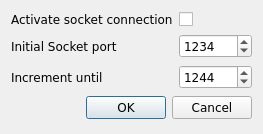
Above: branches/sayonara-885/src/GUI/SocketConfiguration/GUI_SocketSetup.ui from shahid334/sayonara-player before the change. Below: the same form after it.
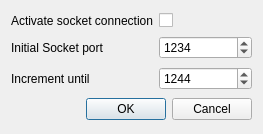
That is the form after the change.

The edit to the form file:
```diff
--- a/branches/sayonara-885/src/GUI/SocketConfiguration/GUI_SocketSetup.ui
+++ b/branches/sayonara-885/src/GUI/SocketConfiguration/GUI_SocketSetup.ui
@@ -16,11 +16,6 @@
   <layout class="QGridLayout" name="gridLayout">
    <item row="0" column="0">
     <widget class="QLabel" name="label_2">
-     <property name="font">
-      <font>
-       <family>DejaVu Sans</family>
-      </font>
-     </property>
      <property name="text">
       <string>Activate socket connection</string>
      </property>
@@ -28,11 +23,6 @@
    </item>
    <item row="3" column="0" colspan="2">
     <widget class="QDialogButtonBox" name="buttonBox">
-     <property name="font">
-      <font>
-       <family>DejaVu Sans</family>
-      </font>
-     </property>
      <property name="focusPolicy">
       <enum>Qt::NoFocus</enum>
      </property>
@@ -46,11 +36,6 @@
    </item>
    <item row="0" column="1">
     <widget class="QCheckBox" name="cb_activate">
-     <property name="font">
-      <font>
-       <family>DejaVu Sans</family>
-      </font>
-     </property>
      <property name="layoutDirection">
       <enum>Qt::LeftToRight</enum>
      </property>
@@ -61,11 +46,6 @@
    </item>
    <item row="1" column="0">
     <widget class="QLabel" name="label">
-     <property name="font">
-      <font>
-       <family>DejaVu Sans</family>
-      </font>
-     </property>
      <property name="text">
       <string>Initial Socket port</string>
      </property>
@@ -73,11 +53,6 @@
    </item>
    <item row="1" column="1">
     <widget class="QSpinBox" name="sb_start">
-     <property name="font">
-      <font>
-       <family>DejaVu Sans</family>
-      </font>
-     </property>
      <property name="minimum">
       <number>1024</number>
      </property>
@@ -91,11 +66,6 @@
    </item>
    <item row="2" column="0">
     <widget class="QLabel" name="label_3">
-     <property name="font">
-      <font>
-       <family>DejaVu Sans</family>
-      </font>
-     </property>
      <property name="toolTip">
       <string>If no connection can be established, try to increment port until...</string>
      </property>
@@ -106,11 +76,6 @@
    </item>
    <item row="2" column="1">
     <widget class="QSpinBox" name="sb_increment">
-     <property name="font">
-      <font>
-       <family>DejaVu Sans</family>
-      </font>
-     </property>
      <property name="minimum">
       <number>1024</number>
      </property>
```
Left out of the diff: 2 changed lines with no effect on the pictures.
